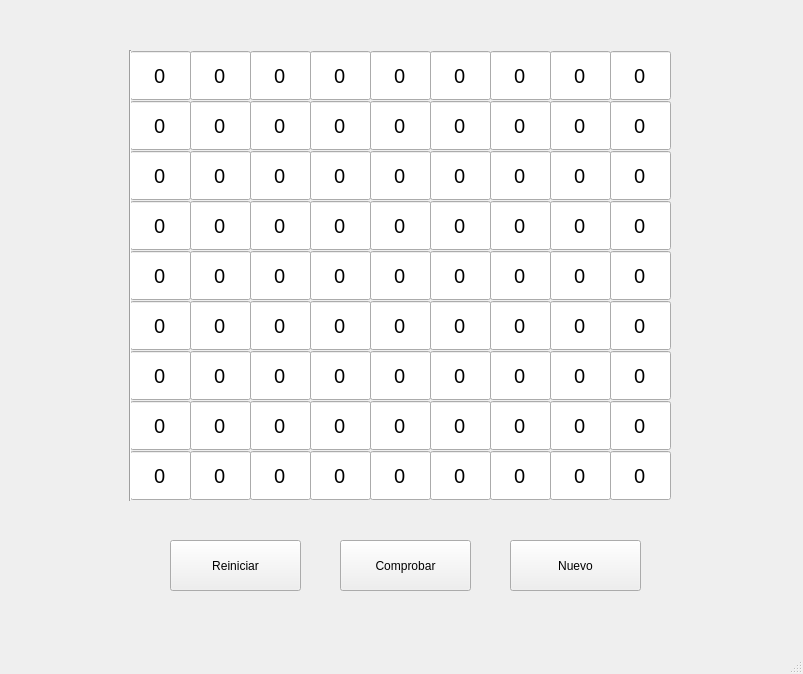
ibasa14/Pygame-PyQt-Tutorial, file ui/sudoku.ui: the form before one commit.
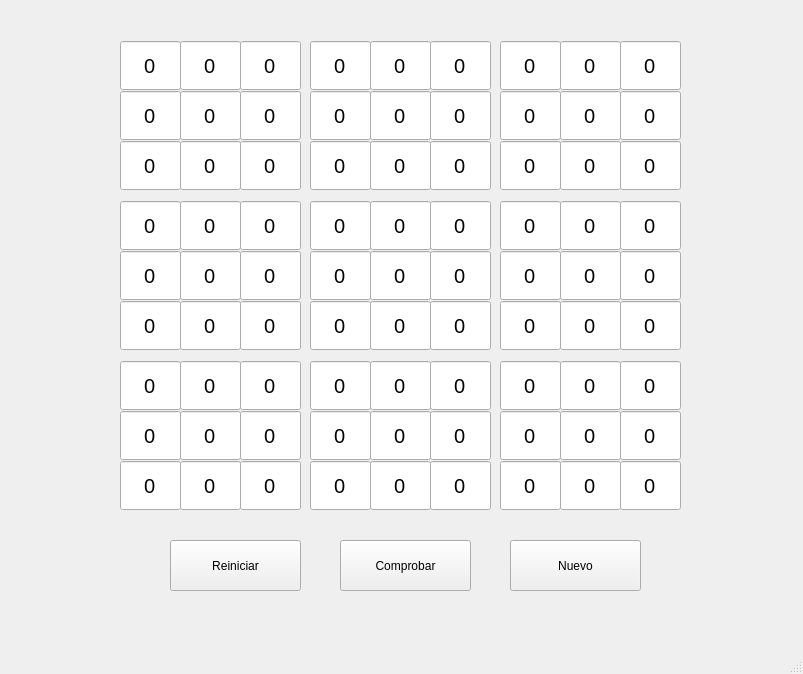
The form after the commit.

```diff
--- a/ui/sudoku.ui
+++ b/ui/sudoku.ui
@@ -59,8 +59,8 @@
    <widget class="QSpinBox" name="cell00">
     <property name="geometry">
      <rect>
-      <x>130</x>
-      <y>50</y>
+      <x>120</x>
+      <y>40</y>
       <width>61</width>
       <height>51</height>
      </rect>
@@ -87,8 +87,8 @@
    <widget class="QSpinBox" name="cell10">
     <property name="geometry">
      <rect>
-      <x>130</x>
-      <y>100</y>
+      <x>120</x>
+      <y>90</y>
       <width>61</width>
       <height>51</height>
      </rect>
@@ -115,8 +115,8 @@
    <widget class="QSpinBox" name="cell20">
     <property name="geometry">
      <rect>
-      <x>130</x>
-      <y>150</y>
+      <x>120</x>
+      <y>140</y>
       <width>61</width>
       <height>51</height>
      </rect>
@@ -143,7 +143,7 @@
    <widget class="QSpinBox" name="cell30">
     <property name="geometry">
      <rect>
-      <x>130</x>
+      <x>120</x>
       <y>200</y>
       <width>61</width>
       <height>51</height>
@@ -171,7 +171,7 @@
    <widget class="QSpinBox" name="cell40">
     <property name="geometry">
      <rect>
-      <x>130</x>
+      <x>120</x>
       <y>250</y>
       <width>61</width>
       <height>51</height>
@@ -199,7 +199,7 @@
    <widget class="QSpinBox" name="cell50">
     <property name="geometry">
      <rect>
-      <x>130</x>
+      <x>120</x>
       <y>300</y>
       <width>61</width>
       <height>51</height>
@@ -227,8 +227,8 @@
    <widget class="QSpinBox" name="cell60">
     <property name="geometry">
      <rect>
-      <x>130</x>
-      <y>350</y>
+      <x>120</x>
+      <y>360</y>
       <width>61</width>
       <height>51</height>
      </rect>
@@ -255,8 +255,8 @@
    <widget class="QSpinBox" name="cell70">
     <property name="geometry">
      <rect>
-      <x>130</x>
-      <y>400</y>
+      <x>120</x>
+      <y>410</y>
       <width>61</width>
       <height>51</height>
      </rect>
@@ -283,8 +283,8 @@
    <widget class="QSpinBox" name="cell80">
     <property name="geometry">
      <rect>
-      <x>130</x>
-      <y>450</y>
+      <x>120</x>
+      <y>460</y>
       <width>61</width>
       <height>51</height>
      </rect>
@@ -311,7 +311,7 @@
    <widget class="QSpinBox" name="cell31">
     <property name="geometry">
      <rect>
-      <x>190</x>
+      <x>180</x>
       <y>200</y>
       <width>61</width>
       <height>51</height>
@@ -339,8 +339,8 @@
    <widget class="QSpinBox" name="cell01">
     <property name="geometry">
      <rect>
-      <x>190</x>
-      <y>50</y>
+      <x>180</x>
+      <y>40</y>
       <width>61</width>
       <height>51</height>
      </rect>
@@ -367,8 +367,8 @@
    <widget class="QSpinBox" name="cell71">
     <property name="geometry">
      <rect>
-      <x>190</x>
-      <y>400</y>
+      <x>180</x>
+      <y>410</y>
       <width>61</width>
       <height>51</height>
      </rect>
@@ -395,8 +395,8 @@
    <widget class="QSpinBox" name="cell11">
     <property name="geometry">
      <rect>
-      <x>190</x>
-      <y>100</y>
+      <x>180</x>
+      <y>90</y>
       <width>61</width>
       <height>51</height>
      </rect>
@@ -423,7 +423,7 @@
    <widget class="QSpinBox" name="cell41">
     <property name="geometry">
      <rect>
-      <x>190</x>
+      <x>180</x>
       <y>250</y>
       <width>61</width>
       <height>51</height>
@@ -451,7 +451,7 @@
    <widget class="QSpinBox" name="cell51">
     <property name="geometry">
      <rect>
-      <x>190</x>
+      <x>180</x>
       <y>300</y>
       <width>61</width>
       <height>51</height>
@@ -479,8 +479,8 @@
    <widget class="QSpinBox" name="cell61">
     <property name="geometry">
      <rect>
-      <x>190</x>
-      <y>350</y>
+      <x>180</x>
+      <y>360</y>
       <width>61</width>
       <height>51</height>
      </rect>
@@ -507,8 +507,8 @@
    <widget class="QSpinBox" name="cell81">
     <property name="geometry">
      <rect>
-      <x>190</x>
-      <y>450</y>
+      <x>180</x>
+      <y>460</y>
       <width>61</width>
       <height>51</height>
      </rect>
@@ -535,8 +535,8 @@
    <widget class="QSpinBox" name="cell21">
     <property name="geometry">
      <rect>
-      <x>190</x>
-      <y>150</y>
+      <x>180</x>
+      <y>140</y>
       <width>61</width>
       <height>51</height>
      </rect>
@@ -563,8 +563,8 @@
    <widget class="QSpinBox" name="cell72">
     <property name="geometry">
      <rect>
-      <x>250</x>
-      <y>400</y>
+      <x>240</x>
+      <y>410</y>
       <width>61</width>
       <height>51</height>
      </rect>
@@ -592,7 +592,7 @@
     <property name="geometry">
      <rect>
       <x>310</x>
-      <y>400</y>
+      <y>410</y>
       <width>61</width>
       <height>51</height>
      </rect>
@@ -619,8 +619,8 @@
    <widget class="QSpinBox" name="cell02">
     <property name="geometry">
      <rect>
-      <x>250</x>
-      <y>50</y>
+      <x>240</x>
+      <y>40</y>
       <width>61</width>
       <height>51</height>
      </rect>
@@ -648,7 +648,7 @@
     <property name="geometry">
      <rect>
       <x>310</x>
-      <y>350</y>
+      <y>360</y>
       <width>61</width>
       <height>51</height>
      </rect>
@@ -704,7 +704,7 @@
     <property name="geometry">
      <rect>
       <x>310</x>
-      <y>100</y>
+      <y>90</y>
       <width>61</width>
       <height>51</height>
      </rect>
@@ -731,8 +731,8 @@
    <widget class="QSpinBox" name="cell22">
     <property name="geometry">
      <rect>
-      <x>250</x>
-      <y>150</y>
+      <x>240</x>
+      <y>140</y>
       <width>61</width>
       <height>51</height>
      </rect>
@@ -759,7 +759,7 @@
    <widget class="QSpinBox" name="cell32">
     <property name="geometry">
      <rect>
-      <x>250</x>
+      <x>240</x>
       <y>200</y>
       <width>61</width>
       <height>51</height>
@@ -787,8 +787,8 @@
    <widget class="QSpinBox" name="cell62">
     <property name="geometry">
      <rect>
-      <x>250</x>
-      <y>350</y>
+      <x>240</x>
+      <y>360</y>
       <width>61</width>
       <height>51</height>
      </rect>
@@ -816,7 +816,7 @@
     <property name="geometry">
      <rect>
       <x>310</x>
-      <y>450</y>
+      <y>460</y>
       <width>61</width>
       <height>51</height>
      </rect>
@@ -871,8 +871,8 @@
    <widget class="QSpinBox" name="cell12">
     <property name="geometry">
      <rect>
-      <x>250</x>
-      <y>100</y>
+      <x>240</x>
+      <y>90</y>
       <width>61</width>
       <height>51</height>
      </rect>
@@ -900,7 +900,7 @@
     <property name="geometry">
      <rect>
       <x>310</x>
-      <y>50</y>
+      <y>40</y>
       <width>61</width>
       <height>51</height>
      </rect>
@@ -927,7 +927,7 @@
    <widget class="QSpinBox" name="cell42">
     <property name="geometry">
      <rect>
-      <x>250</x>
+      <x>240</x>
       <y>250</y>
       <width>61</width>
       <height>51</height>
@@ -956,7 +956,7 @@
     <property name="geometry">
      <rect>
       <x>310</x>
-      <y>150</y>
+      <y>140</y>
       <width>61</width>
       <height>51</height>
      </rect>
@@ -1011,8 +1011,8 @@
    <widget class="QSpinBox" name="cell82">
     <property name="geometry">
      <rect>
-      <x>250</x>
-      <y>450</y>
+      <x>240</x>
+      <y>460</y>
       <width>61</width>
       <height>51</height>
      </rect>
@@ -1039,7 +1039,7 @@
    <widget class="QSpinBox" name="cell52">
     <property name="geometry">
      <rect>
-      <x>250</x>
+      <x>240</x>
       <y>300</y>
       <width>61</width>
       <height>51</height>
@@ -1067,8 +1067,8 @@
    <widget class="QSpinBox" name="cell66">
     <property name="geometry">
      <rect>
-      <x>490</x>
-      <y>350</y>
+      <x>500</x>
+      <y>360</y>
       <width>61</width>
       <height>51</height>
      </rect>
@@ -1095,7 +1095,7 @@
    <widget class="QSpinBox" name="cell47">
     <property name="geometry">
      <rect>
-      <x>550</x>
+      <x>560</x>
       <y>250</y>
       <width>61</width>
       <height>51</height>
@@ -1124,7 +1124,7 @@
     <property name="geometry">
      <rect>
       <x>370</x>
-      <y>400</y>
+      <y>410</y>
       <width>61</width>
       <height>51</height>
      </rect>
@@ -1151,7 +1151,7 @@
    <widget class="QSpinBox" name="cell46">
     <property name="geometry">
      <rect>
-      <x>490</x>
+      <x>500</x>
       <y>250</y>
       <width>61</width>
       <height>51</height>
@@ -1179,8 +1179,8 @@
    <widget class="QSpinBox" name="cell87">
     <property name="geometry">
      <rect>
-      <x>550</x>
-      <y>450</y>
+      <x>560</x>
+      <y>460</y>
       <width>61</width>
       <height>51</height>
      </rect>
@@ -1208,7 +1208,7 @@
     <property name="geometry">
      <rect>
       <x>430</x>
-      <y>400</y>
+      <y>410</y>
       <width>61</width>
       <height>51</height>
      </rect>
@@ -1236,7 +1236,7 @@
     <property name="geometry">
      <rect>
       <x>370</x>
-      <y>50</y>
+      <y>40</y>
       <width>61</width>
       <height>51</height>
      </rect>
@@ -1263,8 +1263,8 @@
    <widget class="QSpinBox" name="cell26">
     <property name="geometry">
      <rect>
-      <x>490</x>
-      <y>150</y>
+      <x>500</x>
+      <y>140</y>
       <width>61</width>
       <height>51</height>
      </rect>
@@ -1291,8 +1291,8 @@
    <widget class="QSpinBox" name="cell07">
     <property name="geometry">
      <rect>
-      <x>550</x>
-      <y>50</y>
+      <x>560</x>
+      <y>40</y>
       <width>61</width>
       <height>51</height>
      </rect>
@@ -1320,7 +1320,7 @@
     <property name="geometry">
      <rect>
       <x>430</x>
-      <y>350</y>
+      <y>360</y>
       <width>61</width>
       <height>51</height>
      </rect>
@@ -1347,8 +1347,8 @@
    <widget class="QSpinBox" name="cell77">
     <property name="geometry">
      <rect>
-      <x>550</x>
-      <y>400</y>
+      <x>560</x>
+      <y>410</y>
       <width>61</width>
       <height>51</height>
      </rect>
@@ -1375,8 +1375,8 @@
    <widget class="QSpinBox" name="cell27">
     <property name="geometry">
      <rect>
-      <x>550</x>
-      <y>150</y>
+      <x>560</x>
+      <y>140</y>
       <width>61</width>
       <height>51</height>
      </rect>
@@ -1403,8 +1403,8 @@
    <widget class="QSpinBox" name="cell76">
     <property name="geometry">
      <rect>
-      <x>490</x>
-      <y>400</y>
+      <x>500</x>
+      <y>410</y>
       <width>61</width>
       <height>51</height>
      </rect>
@@ -1431,8 +1431,8 @@
    <widget class="QSpinBox" name="cell17">
     <property name="geometry">
      <rect>
-      <x>550</x>
-      <y>100</y>
+      <x>560</x>
+      <y>90</y>
       <width>61</width>
       <height>51</height>
      </rect>
@@ -1487,8 +1487,8 @@
    <widget class="QSpinBox" name="cell67">
     <property name="geometry">
      <rect>
-      <x>550</x>
-      <y>350</y>
+      <x>560</x>
+      <y>360</y>
       <width>61</width>
       <height>51</height>
      </rect>
@@ -1515,8 +1515,8 @@
    <widget class="QSpinBox" name="cell16">
     <property name="geometry">
      <rect>
-      <x>490</x>
-      <y>100</y>
+      <x>500</x>
+      <y>90</y>
       <width>61</width>
       <height>51</height>
      </rect>
@@ -1544,7 +1544,7 @@
     <property name="geometry">
      <rect>
       <x>430</x>
-      <y>100</y>
+      <y>90</y>
       <width>61</width>
       <height>51</height>
      </rect>
@@ -1572,7 +1572,7 @@
     <property name="geometry">
      <rect>
       <x>370</x>
-      <y>150</y>
+      <y>140</y>
       <width>61</width>
       <height>51</height>
      </rect>
@@ -1628,7 +1628,7 @@
     <property name="geometry">
      <rect>
       <x>370</x>
-      <y>350</y>
+      <y>360</y>
       <width>61</width>
       <height>51</height>
      </rect>
@@ -1656,7 +1656,7 @@
     <property name="geometry">
      <rect>
       <x>430</x>
-      <y>450</y>
+      <y>460</y>
       <width>61</width>
       <height>51</height>
      </rect>
@@ -1683,8 +1683,8 @@
    <widget class="QSpinBox" name="cell06">
     <property name="geometry">
      <rect>
-      <x>490</x>
-      <y>50</y>
+      <x>500</x>
+      <y>40</y>
       <width>61</width>
       <height>51</height>
      </rect>
@@ -1739,7 +1739,7 @@
    <widget class="QSpinBox" name="cell36">
     <property name="geometry">
      <rect>
-      <x>490</x>
+      <x>500</x>
       <y>200</y>
       <width>61</width>
       <height>51</height>
@@ -1768,7 +1768,7 @@
     <property name="geometry">
      <rect>
       <x>370</x>
-      <y>100</y>
+      <y>90</y>
       <width>61</width>
       <height>51</height>
      </rect>
@@ -1796,7 +1796,7 @@
     <property name="geometry">
      <rect>
       <x>430</x>
-      <y>50</y>
+      <y>40</y>
       <width>61</width>
       <height>51</height>
      </rect>
@@ -1852,7 +1852,7 @@
     <property name="geometry">
      <rect>
       <x>430</x>
-      <y>150</y>
+      <y>140</y>
       <width>61</width>
       <height>51</height>
      </rect>
@@ -1907,8 +1907,8 @@
    <widget class="QSpinBox" name="cell86">
     <property name="geometry">
      <rect>
-      <x>490</x>
-      <y>450</y>
+      <x>500</x>
+      <y>460</y>
       <width>61</width>
       <height>51</height>
      </rect>
@@ -1936,7 +1936,7 @@
     <property name="geometry">
      <rect>
       <x>370</x>
-      <y>450</y>
+      <y>460</y>
       <width>61</width>
       <height>51</height>
      </rect>
@@ -1963,7 +1963,7 @@
    <widget class="QSpinBox" name="cell37">
     <property name="geometry">
      <rect>
-      <x>550</x>
+      <x>560</x>
       <y>200</y>
       <width>61</width>
       <height>51</height>
@@ -1991,7 +1991,7 @@
    <widget class="QSpinBox" name="cell57">
     <property name="geometry">
      <rect>
-      <x>550</x>
+      <x>560</x>
       <y>300</y>
       <width>61</width>
       <height>51</height>
@@ -2047,7 +2047,7 @@
    <widget class="QSpinBox" name="cell56">
     <property name="geometry">
      <rect>
-      <x>490</x>
+      <x>500</x>
       <y>300</y>
       <width>61</width>
       <height>51</height>
@@ -2075,8 +2075,8 @@
    <widget class="QSpinBox" name="cell18">
     <property name="geometry">
      <rect>
-      <x>610</x>
-      <y>100</y>
+      <x>620</x>
+      <y>90</y>
       <width>61</width>
       <height>51</height>
      </rect>
@@ -2103,8 +2103,8 @@
    <widget class="QSpinBox" name="cell88">
     <property name="geometry">
      <rect>
-      <x>610</x>
-      <y>450</y>
+      <x>620</x>
+      <y>460</y>
       <width>61</width>
       <height>51</height>
      </rect>
@@ -2131,8 +2131,8 @@
    <widget class="QSpinBox" name="cell08">
     <property name="geometry">
      <rect>
-      <x>610</x>
-      <y>50</y>
+      <x>620</x>
+      <y>40</y>
       <width>61</width>
       <height>51</height>
      </rect>
@@ -2159,7 +2159,7 @@
    <widget class="QSpinBox" name="cell58">
     <property name="geometry">
      <rect>
-      <x>610</x>
+      <x>620</x>
       <y>300</y>
       <width>61</width>
       <height>51</height>
@@ -2187,8 +2187,8 @@
    <widget class="QSpinBox" name="cell68">
     <property name="geometry">
      <rect>
-      <x>610</x>
-      <y>350</y>
+      <x>620</x>
+      <y>360</y>
       <width>61</width>
       <height>51</height>
      </rect>
@@ -2215,7 +2215,7 @@
    <widget class="QSpinBox" name="cell38">
     <property name="geometry">
      <rect>
-      <x>610</x>
+      <x>620</x>
       <y>200</y>
       <width>61</width>
       <height>51</height>
@@ -2243,8 +2243,8 @@
    <widget class="QSpinBox" name="cell28">
     <property name="geometry">
      <rect>
-      <x>610</x>
-      <y>150</y>
+      <x>620</x>
+      <y>140</y>
       <width>61</width>
       <height>51</height>
      </rect>
@@ -2271,8 +2271,8 @@
    <widget class="QSpinBox" name="cell78">
     <property name="geometry">
      <rect>
-      <x>610</x>
-      <y>400</y>
+      <x>620</x>
+      <y>410</y>
       <width>61</width>
       <height>51</height>
      </rect>
@@ -2299,7 +2299,7 @@
    <widget class="QSpinBox" name="cell48">
     <property name="geometry">
      <rect>
-      <x>610</x>
+      <x>620</x>
       <y>250</y>
       <width>61</width>
       <height>51</height>
@@ -2324,19 +2324,6 @@
      <number>10</number>
     </property>
    </widget>
-   <widget class="Line" name="line">
-    <property name="geometry">
-     <rect>
-      <x>120</x>
-      <y>50</y>
-      <width>20</width>
-      <height>451</height>
-     </rect>
-    </property>
-    <property name="orientation">
-     <enum>Qt::Vertical</enum>
-    </property>
-   </widget>
   </widget>
   <widget class="QMenuBar" name="menubar">
    <property name="geometry">
```
Left out of the diff: 2 changed lines with no effect on the pictures.
